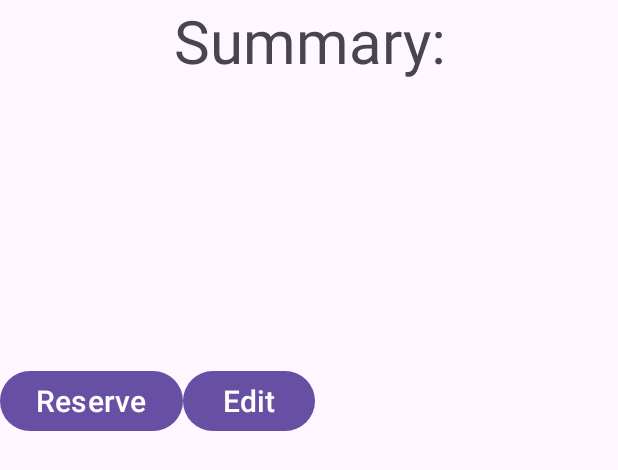
After one commit to ChenZalman/Restaurant_UI, an Android app: the layout dialog_layout.xml on its own in the app's theme, with its tools: preview values and no code run, on a phone screen of 412 x 824 dp. The commit adds this screen. Shown: the top 470 px of the screen. Run offline under Robolectric (Android 15) with nearby library versions, the phone set to English and light mode, and no system bars.

```diff
--- /dev/null
+++ b/app/src/main/res/drawable/reserve.xml
@@ -0,0 +1,5 @@
+<vector xmlns:android="http://schemas.android.com/apk/res/android" android:height="24dp" android:tint="#000000" android:viewportHeight="24" android:viewportWidth="24" android:width="24dp">
+
+    <path android:fillColor="@android:color/white" android:pathData="M21.96,9.73l-1.43,-5C20.41,4.3 20.02,4 19.57,4H4.43C3.98,4 3.59,4.3 3.47,4.73l-1.43,5C1.86,10.36 2.34,11 3,11h2.2L4,20h2l0.67,-5h10.67L18,20h2l-1.2,-9H21C21.66,11 22.14,10.36 21.96,9.73zM6.93,13l0.27,-2h9.6l0.27,2H6.93z"/>
+
+</vector>
--- a/app/src/main/res/layout/activity_main.xml
+++ b/app/src/main/res/layout/activity_main.xml
@@ -8,6 +8,7 @@
     tools:context=".MainActivity">
 
     <LinearLayout
+        android:id="@+id/linearLayoutMain"
         android:layout_width="match_parent"
         android:layout_height="match_parent"
         android:orientation="vertical"
@@ -26,6 +27,7 @@
                 android:orientation="horizontal">
 
                 <ImageView
+                    android:id="@+id/imageViewPita"
                     android:layout_width="90dp"
                     android:layout_height="90dp"
                     android:contentDescription="@string/pita_image"
@@ -185,6 +187,7 @@
                 android:textSize="20sp" />
 
             <EditText
+                android:id="@+id/num_diners"
                 android:layout_width="wrap_content"
                 android:layout_height="48dp"
                 android:layout_marginTop="20dp"
@@ -207,6 +210,7 @@
                 android:textSize="20sp" />
 
             <RadioGroup
+                android:id="@+id/radio_group"
                 android:layout_width="match_parent"
                 android:layout_height="wrap_content"
                 android:orientation="vertical">
@@ -283,7 +287,7 @@
 
             <Spinner
                 android:id="@+id/vegan_spinner"
-                android:layout_width="100dp"
+                android:layout_width="wrap_content"
                 android:layout_height="wrap_content"
                 tools:ignore="TouchTargetSizeCheck" />
 
--- /dev/null
+++ b/app/src/main/res/layout/dialog_layout.xml
@@ -0,0 +1,72 @@
+<?xml version="1.0" encoding="utf-8"?>
+<androidx.constraintlayout.widget.ConstraintLayout xmlns:android="http://schemas.android.com/apk/res/android"
+    xmlns:app="http://schemas.android.com/apk/res-auto"
+    android:layout_width="match_parent"
+    android:layout_height="wrap_content">
+
+    <LinearLayout
+        android:layout_width="match_parent"
+        android:layout_height="match_parent"
+        android:orientation="vertical">
+
+        <TextView
+            android:id="@+id/textViewSummary"
+            android:layout_width="match_parent"
+            android:layout_height="wrap_content"
+            android:gravity="center"
+            android:text="@string/summary"
+            android:textSize="40sp"
+            app:layout_constraintTop_toTopOf="parent" />
+
+        <TextView
+            android:id="@+id/textViewNumberOfDiners"
+            android:layout_width="match_parent"
+            android:layout_height="wrap_content"
+            android:layout_marginTop="20dp"
+            android:textSize="20sp"
+            app:layout_constraintTop_toBottomOf="@+id/textViewSummary" />
+
+        <TextView
+            android:id="@+id/textViewPaymentMethod"
+            android:layout_width="match_parent"
+            android:layout_height="wrap_content"
+            android:layout_marginTop="20dp"
+            android:textSize="20sp"
+            app:layout_constraintTop_toBottomOf="@+id/textViewNumberOfDiners" />
+
+        <TextView
+            android:id="@+id/textViewDateOfReservation"
+            android:layout_width="match_parent"
+            android:layout_height="wrap_content"
+            android:layout_marginTop="20dp"
+            android:textSize="20sp"
+            app:layout_constraintTop_toBottomOf="@+id/textViewPaymentMethod" />
+
+        <TextView
+            android:id="@+id/textViewAnyVegans"
+            android:layout_width="match_parent"
+            android:layout_height="wrap_content"
+            android:layout_marginTop="20dp"
+            android:textSize="20sp"
+            app:layout_constraintTop_toBottomOf="@+id/textViewDateOfReservation" />
+
+        <LinearLayout
+            android:layout_width="match_parent"
+            android:layout_height="wrap_content">
+
+            <Button
+                android:layout_width="wrap_content"
+                android:layout_height="wrap_content"
+                android:text="Reserve"
+                android:textSize="20sp"
+                android:id="@+id/buttonReserve"/>
+
+            <Button
+                android:layout_width="wrap_content"
+                android:layout_height="wrap_content"
+                android:text="Edit"
+                android:textSize="20sp"
+                android:id="@+id/buttonEdit"/>
+        </LinearLayout>
+    </LinearLayout>
+</androidx.constraintlayout.widget.ConstraintLayout>
--- a/app/src/main/res/values/strings.xml
+++ b/app/src/main/res/values/strings.xml
@@ -20,7 +20,11 @@
     <string name="pick">Pick</string>
     <string name="any_vegans">Any vegans?</string>
     <string name="no_one_is_vegan">No one is vegan</string>
-    <string name="reserve_sits" translatable="false">Reserve Sits</string>.
+    <string name="reserve_sits" translatable="false">Confirmed, reserving sits</string>
+    <string name="reserve_information" translatable="false">Reserve Information</string>
+    <string name="summary" translatable="false">Summary:</string>
+    <string name="date_reserved_at" translatable="false">Date reserved: %1$s at %2$s</string>
+    <string name="edit_and_return" translatable="false">edit and return</string>.
 
     <string-array name="vegan_options">
         <item>None</item>
```
Also changed, not shown: app/src/main/java/com/example/restaurant_ui/MainActivity.kt (+109 -40 lines), app/src/main/res/anim/enlarge.xml (added, +17 -0 lines).
